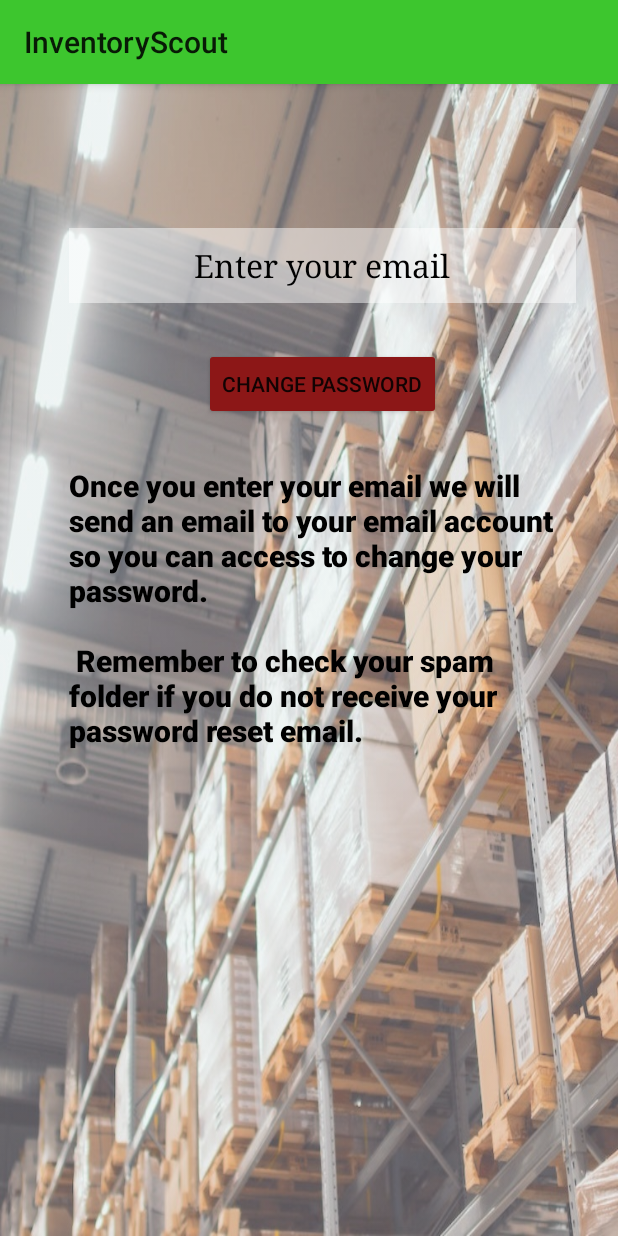
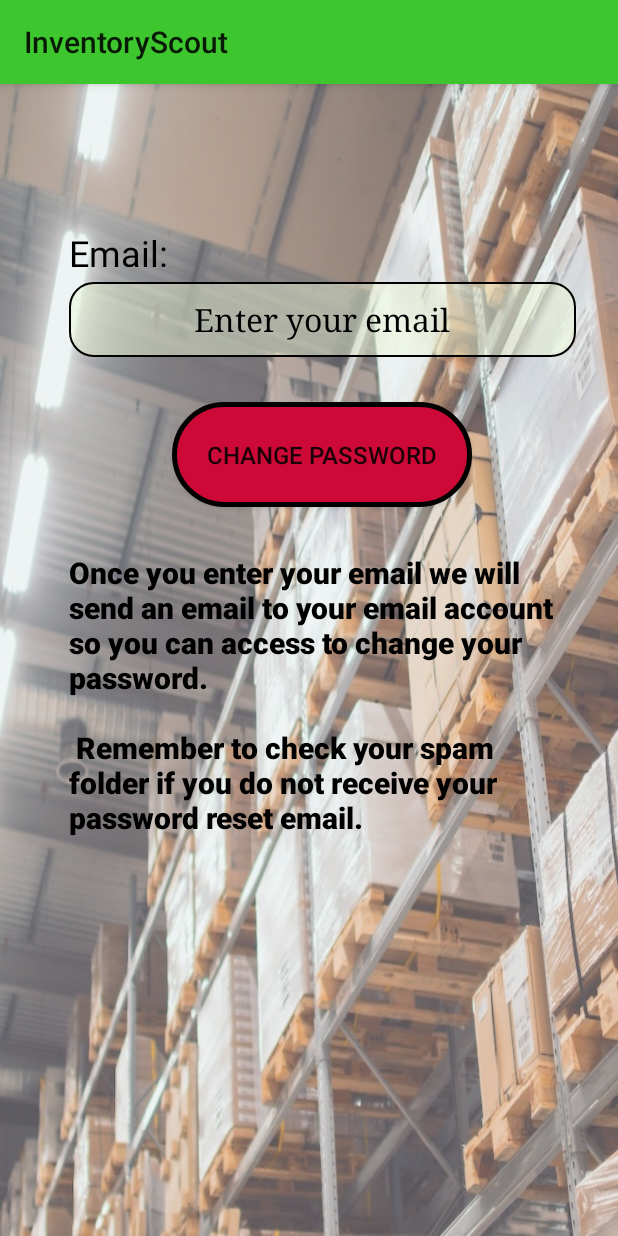
Before and after one commit to FcoJAA/InventoryScout, an Android app: the resetpassword screen opened directly, with no data from a screen before it, on a phone screen of 412 x 824 dp. Run offline under Robolectric (Android 15) with nearby library versions, the phone set to English and light mode, and no system bars; our stand-ins replace Firebase (no records; nobody signed in at launch, a user with empty details on screens opened directly).

Commit message:
change: resetpassword_activity interface

```diff
--- a/app/src/main/res/layout/activity_resetpassword.xml
+++ b/app/src/main/res/layout/activity_resetpassword.xml
@@ -21,13 +21,24 @@
             android:layout_width="match_parent"
             android:layout_height="30dp" />
 
+        <TextView
+            android:id="@+id/textView10"
+            android:layout_width="match_parent"
+            android:layout_height="26dp"
+            android:text="Email:"
+            android:textColor="#000000"
+            android:textSize="24sp" />
+
+        <Space
+            android:layout_width="match_parent"
+            android:layout_height="10dp" />
+
         <EditText
             android:id="@+id/et1reset"
             android:layout_width="match_parent"
             android:layout_height="50dp"
             android:autoSizeTextType="uniform"
-            android:background="@color/purple_500"
-            android:backgroundTint="#7AFFFFFF"
+            android:background="@drawable/et1"
             android:backgroundTintMode="src_in"
             android:ems="10"
             android:hint="Enter your email"
@@ -44,11 +55,12 @@
 
         <Button
             android:id="@+id/btnReset"
-            android:layout_width="wrap_content"
+            android:layout_width="200dp"
             android:layout_height="wrap_content"
             android:layout_gravity="center"
-            android:backgroundTint="#8C1717"
-            android:text="Change Password" />
+            android:background="@drawable/boton2_log"
+            android:text="Change Password"
+            android:textSize="16sp" />
 
         <Space
             android:layout_width="match_parent"
```
